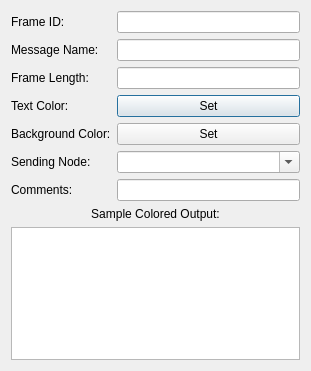
Before: the Qt Designer form ui/dbcmessageeditor.ui in collin80/SavvyCAN, drawn with Qt 5.
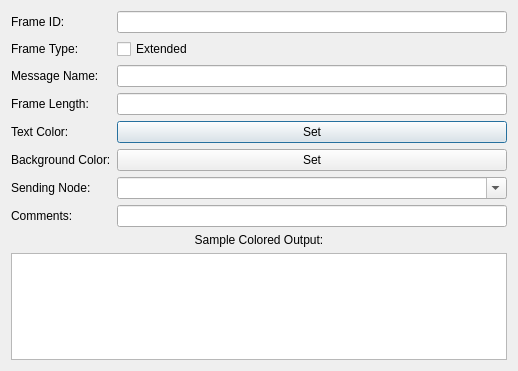
After: the same form once the commit is applied.

Commit message:
Add explicit extended frame flag to DBC message editor
- Added Extended checkbox in message editor UI for manual extended flag control
- Extended checkbox auto-checks when ID exceeds 11-bit range (0x7FF)
- Restored BO_ bit31 parsing to properly load extended flag from DBC files
- Initialize extendedID to false in message constructor for deterministic state
- Widened message name and comment fields in editor (390px minimum width)
- Decoding and encoding now use explicit extended flag, not inferred from ID
- Allows proper distinction: 0x100 (standard) vs 0x00000100 (extended) IDs

What changed in the file:
```diff
--- a/ui/dbcmessageeditor.ui
+++ b/ui/dbcmessageeditor.ui
@@ -6,7 +6,7 @@
    <rect>
     <x>0</x>
     <y>0</y>
-    <width>311</width>
+    <width>460</width>
     <height>371</height>
    </rect>
   </property>
@@ -26,72 +26,100 @@
      <item row="0" column="1">
       <widget class="QLineEdit" name="lineFrameID"/>
      </item>
-     <item row="1" column="1">
-      <widget class="QLineEdit" name="lineMsgName"/>
+    <item row="2" column="1">
+      <widget class="QLineEdit" name="lineMsgName">
+       <property name="minimumSize">
+        <size>
+           <width>390</width>
+         <height>0</height>
+        </size>
+       </property>
+      </widget>
      </item>
-     <item row="1" column="0">
+    <item row="2" column="0">
       <widget class="QLabel" name="label_2">
        <property name="text">
         <string>Message Name:</string>
        </property>
       </widget>
      </item>
-     <item row="2" column="1">
+    <item row="3" column="1">
       <widget class="QLineEdit" name="lineFrameLen"/>
      </item>
-     <item row="2" column="0">
+    <item row="3" column="0">
       <widget class="QLabel" name="label_3">
        <property name="text">
         <string>Frame Length:</string>
        </property>
       </widget>
      </item>
-     <item row="3" column="0">
+    <item row="1" column="0">
+      <widget class="QLabel" name="label_extended">
+       <property name="text">
+        <string>Frame Type:</string>
+       </property>
+      </widget>
+     </item>
+    <item row="1" column="1">
+      <widget class="QCheckBox" name="checkExtended">
+       <property name="text">
+        <string>Extended</string>
+       </property>
+      </widget>
+     </item>
+     <item row="4" column="0">
       <widget class="QLabel" name="label_5">
        <property name="text">
         <string>Text Color:</string>
        </property>
       </widget>
      </item>
-     <item row="4" column="0">
+   <item row="5" column="0">
       <widget class="QLabel" name="label_7">
        <property name="text">
         <string>Background Color:</string>
        </property>
       </widget>
      </item>
-     <item row="6" column="0">
+   <item row="7" column="0">
       <widget class="QLabel" name="label_8">
        <property name="text">
         <string>Comments:</string>
        </property>
       </widget>
      </item>
-     <item row="6" column="1">
-      <widget class="QLineEdit" name="lineComment"/>
+   <item row="7" column="1">
+    <widget class="QLineEdit" name="lineComment">
+     <property name="minimumSize">
+      <size>
+         <width>390</width>
+       <height>0</height>
+      </size>
+     </property>
+    </widget>
      </item>
-     <item row="5" column="0">
+   <item row="6" column="0">
       <widget class="QLabel" name="label_9">
        <property name="text">
         <string>Sending Node:</string>
        </property>
       </widget>
      </item>
-     <item row="5" column="1">
+   <item row="6" column="1">
       <widget class="QComboBox" name="comboSender">
        <property name="editable">
         <bool>true</bool>
        </property>
       </widget>
      </item>
-     <item row="3" column="1">
+   <item row="4" column="1">
       <widget class="QPushButton" name="btnTextColor">
        <property name="text">
         <string>Set</string>
        </property>
       </widget>
      </item>
-     <item row="4" column="1">
+   <item row="5" column="1">
       <widget class="QPushButton" name="btnBackgroundColor">
        <property name="text">
         <string>Set</string>
```
The commit also changes 3 other files.
